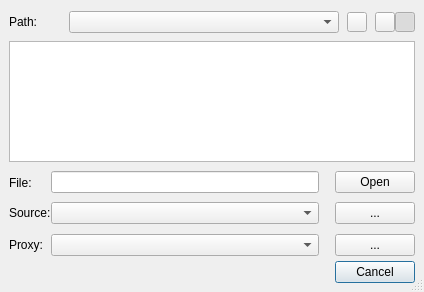
performancecopilot/pcp, file src/chart/openviewdialog.ui: the form before one commit.
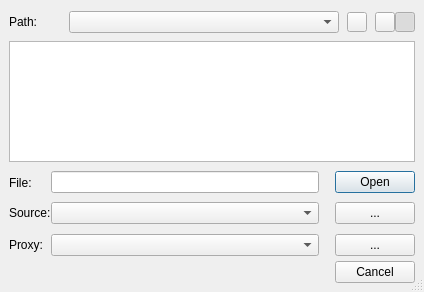
The form after the commit. Icons and pictures are not drawn.

Commit message: Fix up several small issues with path navigation in open/save view dialogs, selection state oddities, etc, found from interactive QA.

```diff
--- a/src/chart/openviewdialog.ui
+++ b/src/chart/openviewdialog.ui
@@ -120,7 +120,10 @@
         <string>Open</string>
        </property>
        <property name="autoDefault" >
-        <bool>false</bool>
+        <bool>true</bool>
+       </property>
+       <property name="default" >
+        <bool>true</bool>
        </property>
       </widget>
      </item>
@@ -129,9 +132,6 @@
        <property name="text" >
         <string>Cancel</string>
        </property>
-       <property name="default" >
-        <bool>true</bool>
-       </property>
       </widget>
      </item>
      <item row="2" column="2" >
```
The commit also changes 4 other files.
